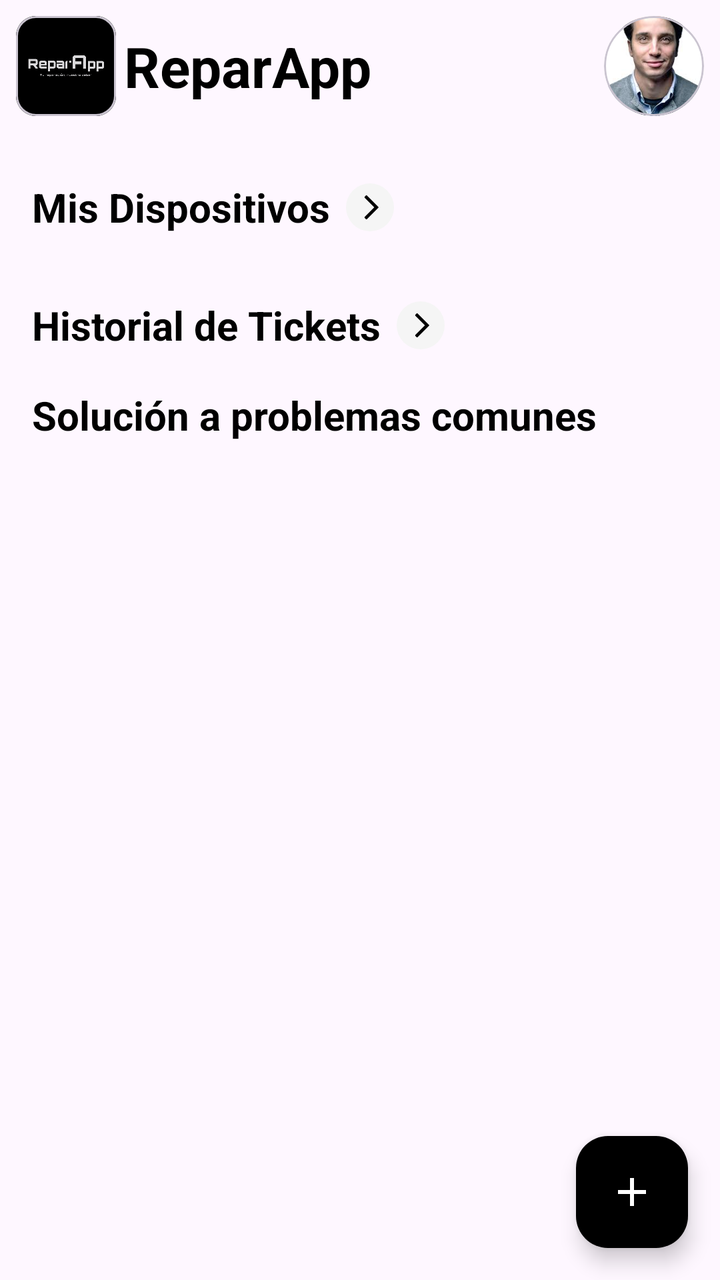
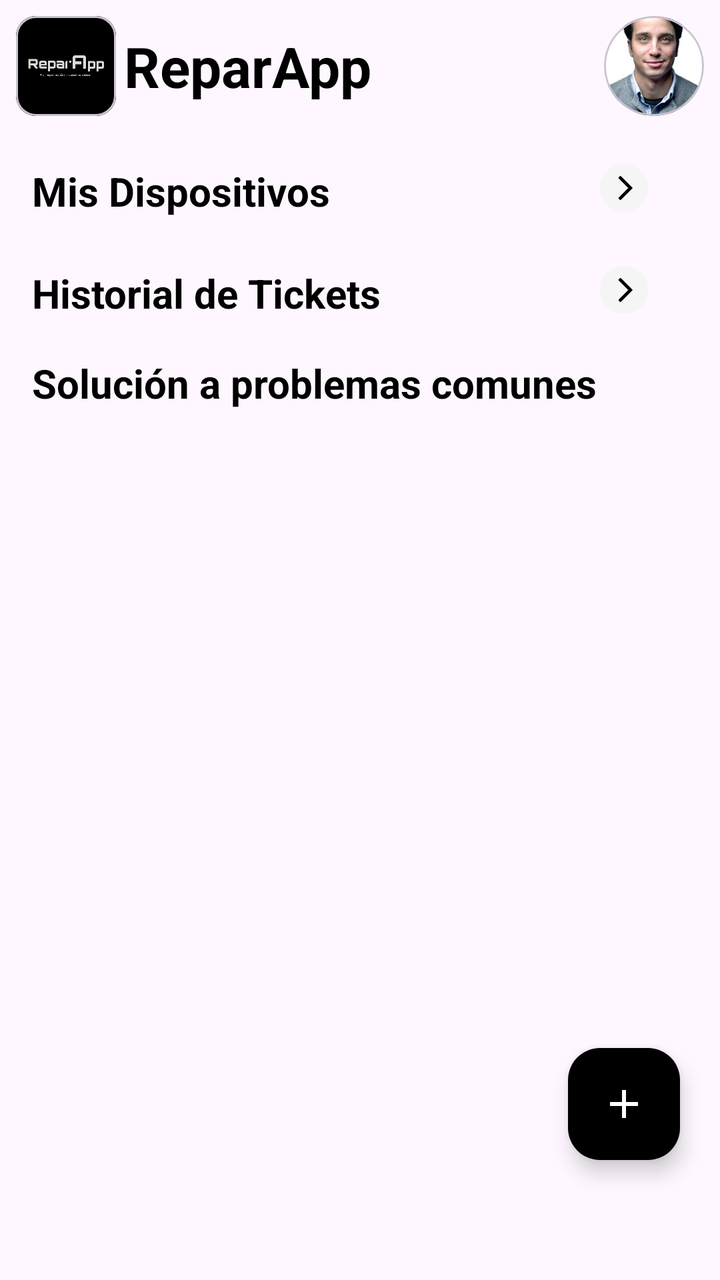

An Android layout rendered at two revisions. The XML below is the earlier revision; the diff shows what the commit changed to produce the second picture.
<!-- AndroidManifest.xml: application theme Theme.ReparApp -->
<!-- res/layout/fragment_home_user.xml -->
<?xml version="1.0" encoding="utf-8"?>
<androidx.constraintlayout.widget.ConstraintLayout xmlns:android="http://schemas.android.com/apk/res/android"
    xmlns:app="http://schemas.android.com/apk/res-auto"
    android:layout_width="match_parent"
    android:layout_height="match_parent"
    xmlns:tools="http://schemas.android.com/tools">
    <LinearLayout
        android:id="@+id/headerLayout"
        android:layout_width="0dp"
        android:layout_height="wrap_content"
        android:orientation="horizontal"
        android:padding="8dp"
        android:gravity="center_vertical"
        app:layout_constraintTop_toTopOf="parent"
        app:layout_constraintStart_toStartOf="parent"
        app:layout_constraintEnd_toEndOf="parent">

        <com.google.android.material.card.MaterialCardView
            android:layout_width="50dp"
            android:layout_height="50dp"
            app:cardCornerRadius="10dp">
            <ImageView
                android:layout_width="match_parent"
                android:layout_height="match_parent"
                android:scaleType="centerCrop"
                android:src="@drawable/ic_logo"
                android:contentDescription="@string/user_group" />
        </com.google.android.material.card.MaterialCardView>

        <TextView
            android:layout_width="wrap_content"
            android:layout_height="wrap_content"
            android:layout_marginStart="4dp"
            android:text="@string/home"
            android:textColor="@android:color/black"
            android:textSize="28sp"
            android:textStyle="bold"/>
        <View
            android:layout_width="wrap_content"
            android:layout_height="1dp"
            android:layout_weight="1"/>
        

        <com.google.android.material.card.MaterialCardView
            android:id="@+id/btn_perfil_user"
            android:layout_width="50dp"
            android:layout_height="50dp"
            app:cardCornerRadius="40dp">
            <ImageView
                android:layout_width="match_parent"
                android:layout_height="match_parent"
                android:scaleType="centerCrop"
                android:src="@drawable/person_perfil"
                android:contentDescription="@string/user_group" />
        </com.google.android.material.card.MaterialCardView>
    </LinearLayout>
    <TextView
        android:id="@+id/misDevicesTitle"
        android:layout_width="wrap_content"
        android:layout_height="wrap_content"
        android:text="Mis Dispositivos"
        android:textColor="@android:color/black"
        android:textSize="20sp"
        android:textStyle="bold"
        android:layout_marginStart="16dp"
        android:layout_marginTop="24dp"
        app:layout_constraintStart_toStartOf="parent"
        app:layout_constraintTop_toBottomOf="@id/headerLayout"/>
    <ImageView
        android:layout_width="24dp"
        android:layout_height="24dp"
        android:src="@drawable/ic_arrow_right_png"
        android:contentDescription="@string/see_all"
        android:layout_marginStart="8dp"
        app:layout_constraintTop_toTopOf="@id/misDevicesTitle"
        app:layout_constraintBottom_toBottomOf="@id/misDevicesTitle"
        app:layout_constraintStart_toEndOf="@+id/misDevicesTitle"/>
    <androidx.recyclerview.widget.RecyclerView
        android:id="@+id/recyclerHomeUserDevices"
        android:layout_width="match_parent"
        android:layout_height="wrap_content"
        android:layout_marginTop="8dp"
        app:layout_constraintTop_toBottomOf="@+id/misDevicesTitle"
        app:layout_constraintStart_toStartOf="parent"
        app:layout_constraintEnd_toEndOf="parent"
        android:paddingStart="16dp"
        android:paddingEnd="16dp"
        tools:listitem="@layout/item_device"
        tools:layoutManager="LinearLayoutManager"
        tools:orientation="horizontal"/>
    <TextView
        android:id="@+id/misTicketsTitle"
        android:layout_width="wrap_content"
        android:layout_height="wrap_content"
        android:text="Historial de Tickets"
        android:textColor="@android:color/black"
        android:textSize="20sp"
        android:textStyle="bold"
        android:layout_marginStart="16dp"
        android:layout_marginTop="24dp"
        app:layout_constraintStart_toStartOf="parent"
        app:layout_constraintTop_toBottomOf="@id/recyclerHomeUserDevices"/>
    <ImageView
        android:layout_width="24dp"
        android:layout_height="24dp"
        android:src="@drawable/ic_arrow_right_png"
        android:contentDescription="@string/see_all"
        android:layout_marginStart="8dp"
        app:layout_constraintTop_toTopOf="@id/misTicketsTitle"
        app:layout_constraintBottom_toBottomOf="@id/misTicketsTitle"
        app:layout_constraintStart_toEndOf="@+id/misTicketsTitle"/>
    
    <androidx.recyclerview.widget.RecyclerView
        android:id="@+id/recyclerHomeUserTickets"
        android:layout_width="match_parent"
        android:layout_height="wrap_content"
        android:layout_marginTop="8dp"
        app:layout_constraintTop_toBottomOf="@+id/misTicketsTitle"
        app:layout_constraintStart_toStartOf="parent"
        app:layout_constraintEnd_toEndOf="parent"
        android:paddingStart="16dp"
        android:paddingEnd="16dp"
        tools:listitem="@layout/item_ticket_card"
        tools:layoutManager="LinearLayoutManager"
        tools:orientation="horizontal"/>
    <TextView
        android:id="@+id/baseConocimientoTitle"
        android:layout_width="wrap_content"
        android:layout_height="wrap_content"
        android:text="@string/base_de_conocimiento"
        android:textColor="@android:color/black"
        android:textSize="20sp"
        android:textStyle="bold"
        android:layout_marginStart="16dp"
        android:layout_marginTop="10dp"
        app:layout_constraintTop_toBottomOf="@id/recyclerHomeUserTickets"
        app:layout_constraintStart_toStartOf="parent" />

    <androidx.recyclerview.widget.RecyclerView
        android:id="@+id/recyclerHomeUserKnowledge"
        android:layout_width="0dp"
        android:layout_height="wrap_content"
        android:layout_marginTop="8dp"
        android:paddingStart="16dp"
        android:paddingEnd="16dp"
        android:scrollbars="none"
        tools:listitem="@layout/item_knowledge_card"
        tools:layoutManager="LinearLayoutManager"
        tools:orientation="horizontal"
        app:layout_constraintTop_toBottomOf="@id/baseConocimientoTitle"
        app:layout_constraintStart_toStartOf="parent"
        app:layout_constraintEnd_toEndOf="parent"/>

    <com.google.android.material.floatingactionbutton.FloatingActionButton
        android:layout_width="wrap_content"
        android:layout_height="wrap_content"
        android:id="@+id/fabAdd"
        android:layout_margin="16dp"
        android:src="@drawable/ic_add_white"
        app:backgroundTint="@android:color/black"
        app:tint="@android:color/white"
        app:fabSize="normal"
        app:layout_constraintEnd_toEndOf="parent"
        app:layout_constraintBottom_toBottomOf="parent" />
</androidx.constraintlayout.widget.ConstraintLayout>
<!-- res/layout/item_device.xml (included above) -->
<?xml version="1.0" encoding="utf-8"?>
<androidx.cardview.widget.CardView xmlns:android="http://schemas.android.com/apk/res/android"
    xmlns:app="http://schemas.android.com/apk/res-auto"
    android:layout_width="125dp"
    android:layout_height="wrap_content"
    android:layout_marginEnd="12dp"
    app:cardCornerRadius="8dp"
    app:cardElevation="2dp"
    app:cardBackgroundColor="@color/white">

    <LinearLayout
        android:layout_width="match_parent"
        android:layout_height="match_parent"
        android:gravity="center"
        android:orientation="vertical"
        android:padding="8dp">

        <TextView
            android:id="@+id/ModeloMarcaDevice"
            android:layout_width="wrap_content"
            android:layout_height="wrap_content"
            android:text="HP Pavilion 15"
            android:textColor="@android:color/black"
            android:textSize="15sp"
            android:textStyle="bold" />

        <ImageView
            android:layout_width="48dp"
            android:layout_height="48dp"
            android:layout_marginTop="8dp"
            android:contentDescription="@string/ticket_icon"
            android:src="@drawable/tipo_dispositivo" />
        
        <TextView
            android:layout_width="wrap_content"
            android:layout_height="wrap_content"
            android:layout_marginTop="4dp"
            android:background="@drawable/bg_estado_reportado"
            android:text="Reportado"
            android:textColor="@android:color/holo_red_dark"
            android:textSize="12sp" />












    </LinearLayout>
</androidx.cardview.widget.CardView>
<!-- res/layout/item_ticket_card.xml (included above) -->
<?xml version="1.0" encoding="utf-8"?>
<androidx.cardview.widget.CardView xmlns:android="http://schemas.android.com/apk/res/android"
    xmlns:app="http://schemas.android.com/apk/res-auto"
    android:layout_width="120dp"
    android:layout_height="120dp"
    android:layout_marginEnd="12dp"
    app:cardCornerRadius="8dp"
    app:cardElevation="2dp"
    app:cardBackgroundColor="@color/white">
        <LinearLayout
            android:layout_width="match_parent"
            android:layout_height="match_parent"
            android:orientation="vertical"
            android:gravity="center"
            android:padding="8dp">

            <ImageView
                android:layout_width="48dp"
                android:layout_height="48dp"
                android:src="@drawable/ic_ticket_black"
                android:contentDescription="@string/ticket_icon" />

            <TextView
                android:layout_width="wrap_content"
                android:layout_height="wrap_content"
                android:text="Laptop"
                android:textColor="@android:color/black"
                android:textSize="16sp"
                android:textStyle="bold"
                android:layout_marginTop="8dp" />

            <TextView
                android:layout_width="wrap_content"
                android:layout_height="wrap_content"
                android:text="COD7eddasd"
                android:textColor="@android:color/darker_gray"
                android:textSize="12sp"/>
        </LinearLayout>
</androidx.cardview.widget.CardView>
<!-- res/layout/item_knowledge_card.xml (included above) -->
<?xml version="1.0" encoding="utf-8"?>
<androidx.constraintlayout.widget.ConstraintLayout xmlns:android="http://schemas.android.com/apk/res/android"
    android:layout_width="match_parent"
    android:layout_height="wrap_content"
    xmlns:app="http://schemas.android.com/apk/res-auto">

    <com.google.android.material.card.MaterialCardView
        android:layout_width="match_parent"
        android:layout_height="wrap_content"
        android:layout_marginHorizontal="8dp"
        android:layout_marginVertical="16dp"
        app:layout_constraintTop_toTopOf="parent">
       <LinearLayout
           android:layout_width="match_parent"
           android:layout_height="wrap_content"
           android:gravity="start|center"
           android:padding="10dp"
           android:orientation="vertical">

          <LinearLayout
              android:layout_width="match_parent"
              android:layout_height="50dp"
              android:orientation="horizontal">
              <TextView
                  android:id="@+id/textViewTitle"
                  android:layout_width="wrap_content"
                  android:layout_height="match_parent"
                  android:layout_weight="1"
                  android:gravity="start|center"
                  android:text="Pantalla rota de iphone 15"
                  android:textAppearance="?attr/textAppearanceHeadline6"/>

              <ImageView
                  android:id="@+id/imageViewArrow"
                  android:layout_width="50dp"
                  android:layout_height="50dp"
                  android:src="@drawable/ic_arrow_right_png"/>
          </LinearLayout>

           <TextView
               android:id="@+id/textViewDate"
               android:layout_width="wrap_content"
               android:layout_height="wrap_content"
               android:layout_marginTop="8dp"
               android:text="18 de Marzo del 2025"
               android:textSize="17sp"
               android:textAppearance="?attr/textAppearanceBody2"
               android:textColor="?android:attr/textColorSecondary" />

           <TextView
               android:id="@+id/textViewDescription"
               android:layout_width="wrap_content"
               android:layout_height="wrap_content"
               android:layout_marginTop="16dp"
               android:text="Para el cambio de pantalla de este modelo, debemos consultar con la guía específica ..."
               android:textAppearance="?attr/textAppearanceBody1" />

           <TextView
               android:id="@+id/textViewTechnician"
               android:layout_width="wrap_content"
               android:layout_height="wrap_content"
               android:layout_marginTop="16dp"
               android:text="Tec. Quezada Chorres"
               android:textSize="15sp"
               android:textAppearance="?attr/textAppearanceCaption" />
       </LinearLayout>
    </com.google.android.material.card.MaterialCardView>
</androidx.constraintlayout.widget.ConstraintLayout>
<!-- resources referenced by this layout -->
<resources>
  <color name="white">#FFFFFFFF</color>
  <!-- drawable bg_estado_reportado (drawable) -->
  <?xml version="1.0" encoding="utf-8"?>
  <shape xmlns:android="http://schemas.android.com/apk/res/android"
      android:shape="rectangle">
      <solid android:color="#E7BABE" /> 
      <corners android:radius="1dp" />
  </shape>
  <!-- drawable ic_add_white (drawable) -->
  <vector xmlns:android="http://schemas.android.com/apk/res/android"
      android:width="35dp"
      android:height="35dp"
      android:viewportWidth="35"
      android:viewportHeight="35">
    <path
        android:pathData="M16.042,18.958H7.292V16.042H16.042V7.292H18.958V16.042H27.708V18.958H18.958V27.708H16.042V18.958Z"
        android:fillColor="#FEF7FF"/>
  </vector>
  <!-- drawable ic_arrow_right_png (drawable) -->
  <vector xmlns:android="http://schemas.android.com/apk/res/android"
      android:width="20dp"
      android:height="20dp"
      android:viewportWidth="20"
      android:viewportHeight="20">
    <path
        android:pathData="M10,10m-10,0a10,10 0,1 1,20 0a10,10 0,1 1,-20 0"
        android:fillColor="#F5F5F5"/>
    <path
        android:pathData="M11.776,9.999L7.79,6.013C7.676,5.899 7.676,5.714 7.79,5.6L8.326,5.064C8.44,4.95 8.624,4.95 8.738,5.064L13.467,9.793C13.581,9.907 13.581,10.091 13.467,10.205L8.738,14.934C8.624,15.048 8.44,15.048 8.326,14.934L7.79,14.398C7.676,14.284 7.676,14.099 7.79,13.985L11.776,9.999Z"
        android:fillColor="#000000"/>
  </vector>
  <!-- drawable ic_logo: png bitmap (drawable, 14628 bytes) -->
  <!-- drawable ic_ticket_black: vector/xml drawable (drawable, 2171 chars, omitted) -->
  <!-- drawable person_perfil: png bitmap (drawable, 66866 bytes) -->
  <!-- drawable tipo_dispositivo (drawable) -->
  <vector xmlns:android="http://schemas.android.com/apk/res/android"
      android:width="30dp"
      android:height="28dp"
      android:viewportWidth="30"
      android:viewportHeight="28">
    <path
        android:pathData="M6.25,20.25H5C4.337,20.25 3.701,19.987 3.232,19.518C2.763,19.049 2.5,18.413 2.5,17.75V5.25C2.5,4.587 2.763,3.951 3.232,3.482C3.701,3.013 4.337,2.75 5,2.75H25C25.663,2.75 26.299,3.013 26.768,3.482C27.237,3.951 27.5,4.587 27.5,5.25V17.75C27.5,18.413 27.237,19.049 26.768,19.518C26.299,19.987 25.663,20.25 25,20.25H23.75M15,17.75L21.25,25.25H8.75L15,17.75Z"
        android:strokeLineJoin="round"
        android:strokeWidth="4"
        android:fillColor="#00000000"
        android:strokeColor="#424242"
        android:strokeLineCap="round"/>
  </vector>
  <string name="base_de_conocimiento">Solución a problemas comunes</string>
  <string name="home">ReparApp</string>
  <string name="see_all">See all</string>
  <string name="ticket_icon">Ticket Icon</string>
  <string name="user_group">User Group</string>
  <style name="Theme.ReparApp" parent="Base.Theme.ReparApp" />
  <style name="Base.Theme.ReparApp" parent="Theme.Material3.DayNight.NoActionBar">
          
          
      </style>
</resources>

<!-- the commit's change to res/layout/fragment_home_user.xml (unified diff, before → after) -->
@@ -4,6 +4,8 @@
     android:layout_width="match_parent"
     android:layout_height="match_parent"
     xmlns:tools="http://schemas.android.com/tools">
+
+
     <LinearLayout
         android:id="@+id/headerLayout"
         android:layout_width="0dp"
@@ -14,7 +16,7 @@
         app:layout_constraintTop_toTopOf="parent"
         app:layout_constraintStart_toStartOf="parent"
         app:layout_constraintEnd_toEndOf="parent">
-
+        
         <com.google.android.material.card.MaterialCardView
             android:layout_width="50dp"
             android:layout_height="50dp"
@@ -54,114 +56,151 @@
                 android:contentDescription="@string/user_group" />
         </com.google.android.material.card.MaterialCardView>
     </LinearLayout>
-    <TextView
-        android:id="@+id/misDevicesTitle"
-        android:layout_width="wrap_content"
-        android:layout_height="wrap_content"
-        android:text="Mis Dispositivos"
-        android:textColor="@android:color/black"
-        android:textSize="20sp"
-        android:textStyle="bold"
-        android:layout_marginStart="16dp"
-        android:layout_marginTop="24dp"
-        app:layout_constraintStart_toStartOf="parent"
-        app:layout_constraintTop_toBottomOf="@id/headerLayout"/>
-    <ImageView
-        android:layout_width="24dp"
-        android:layout_height="24dp"
-        android:src="@drawable/ic_arrow_right_png"
-        android:contentDescription="@string/see_all"
-        android:layout_marginStart="8dp"
-        app:layout_constraintTop_toTopOf="@id/misDevicesTitle"
-        app:layout_constraintBottom_toBottomOf="@id/misDevicesTitle"
-        app:layout_constraintStart_toEndOf="@+id/misDevicesTitle"/>
-    <androidx.recyclerview.widget.RecyclerView
-        android:id="@+id/recyclerHomeUserDevices"
+
+    <ScrollView
         android:layout_width="match_parent"
         android:layout_height="wrap_content"
-        android:layout_marginTop="8dp"
-        app:layout_constraintTop_toBottomOf="@+id/misDevicesTitle"
         app:layout_constraintStart_toStartOf="parent"
         app:layout_constraintEnd_toEndOf="parent"
-        android:paddingStart="16dp"
-        android:paddingEnd="16dp"
-        tools:listitem="@layout/item_device"
-        tools:layoutManager="LinearLayoutManager"
-        tools:orientation="horizontal"/>
-    <TextView
-        android:id="@+id/misTicketsTitle"
-        android:layout_width="wrap_content"
-        android:layout_height="wrap_content"
-        android:text="Historial de Tickets"
-        android:textColor="@android:color/black"
-        android:textSize="20sp"
-        android:textStyle="bold"
-        android:layout_marginStart="16dp"
-        android:layout_marginTop="24dp"
-        app:layout_constraintStart_toStartOf="parent"
-        app:layout_constraintTop_toBottomOf="@id/recyclerHomeUserDevices"/>
-    <ImageView
-        android:layout_width="24dp"
-        android:layout_height="24dp"
-        android:src="@drawable/ic_arrow_right_png"
-        android:contentDescription="@string/see_all"
-        android:layout_marginStart="8dp"
-        app:layout_constraintTop_toTopOf="@id/misTicketsTitle"
-        app:layout_constraintBottom_toBottomOf="@id/misTicketsTitle"
-        app:layout_constraintStart_toEndOf="@+id/misTicketsTitle"/>
-    
-    <androidx.recyclerview.widget.RecyclerView
-        android:id="@+id/recyclerHomeUserTickets"
-        android:layout_width="match_parent"
-        android:layout_height="wrap_content"
-        android:layout_marginTop="8dp"
-        app:layout_constraintTop_toBottomOf="@+id/misTicketsTitle"
-        app:layout_constraintStart_toStartOf="parent"
-        app:layout_constraintEnd_toEndOf="parent"
-        android:paddingStart="16dp"
-        android:paddingEnd="16dp"
-        tools:listitem="@layout/item_ticket_card"
-        tools:layoutManager="LinearLayoutManager"
-        tools:orientation="horizontal"/>
-    <TextView
-        android:id="@+id/baseConocimientoTitle"
-        android:layout_width="wrap_content"
-        android:layout_height="wrap_content"
-        android:text="@string/base_de_conocimiento"
-        android:textColor="@android:color/black"
-        android:textSize="20sp"
-        android:textStyle="bold"
-        android:layout_marginStart="16dp"
-        android:layout_marginTop="10dp"
-        app:layout_constraintTop_toBottomOf="@id/recyclerHomeUserTickets"
-        app:layout_constraintStart_toStartOf="parent" />
-
-    <androidx.recyclerview.widget.RecyclerView
-        android:id="@+id/recyclerHomeUserKnowledge"
-        android:layout_width="0dp"
-        android:layout_height="wrap_content"
-        android:layout_marginTop="8dp"
-        android:paddingStart="16dp"
-        android:paddingEnd="16dp"
-        android:scrollbars="none"
-        tools:listitem="@layout/item_knowledge_card"
-        tools:layoutManager="LinearLayoutManager"
-        tools:orientation="horizontal"
-        app:layout_constraintTop_toBottomOf="@id/baseConocimientoTitle"
-        app:layout_constraintStart_toStartOf="parent"
-        app:layout_constraintEnd_toEndOf="parent"/>
+        app:layout_constraintTop_toBottomOf="@id/headerLayout"
+        >
+        <LinearLayout
+            android:layout_width="match_parent"
+            android:layout_height="wrap_content"
+            app:layout_constraintTop_toBottomOf="@id/headerLayout"
+            app:layout_constraintStart_toStartOf="parent"
+            android:orientation="vertical"
+            >
+            <androidx.constraintlayout.widget.ConstraintLayout
+                android:layout_width="match_parent"
+                android:layout_height="wrap_content"
+                android:layout_marginTop="16dp"
+                android:layout_marginHorizontal="16dp"
+                >
+                <TextView
+                    android:id="@+id/misDevicesTitle"
+                    android:layout_width="wrap_content"
+                    android:layout_height="wrap_content"
+                    android:text="Mis Dispositivos"
+                    android:textColor="@android:color/black"
+                    android:textSize="20sp"
+                    android:textStyle="bold"
+                    app:layout_constraintStart_toStartOf="parent"
+                    app:layout_constraintTop_toTopOf="parent"
+                    />
+                <ImageView
+                    android:layout_width="24dp"
+                    android:layout_height="24dp"
+                    android:src="@drawable/ic_arrow_right_png"
+                    android:contentDescription="@string/see_all"
+                    android:layout_marginEnd="20dp"
+                    app:layout_constraintEnd_toEndOf="parent"
+                    app:layout_constraintTop_toTopOf="parent"
+                    />
+            </androidx.constraintlayout.widget.ConstraintLayout>
+
+            <androidx.recyclerview.widget.RecyclerView
+                android:id="@+id/recyclerHomeUserDevices"
+                android:layout_width="match_parent"
+                android:layout_height="wrap_content"
+                android:layout_marginTop="8dp"
+                app:layout_constraintTop_toBottomOf="@+id/misDevicesTitle"
+                app:layout_constraintStart_toStartOf="parent"
+                app:layout_constraintEnd_toEndOf="parent"
+                android:paddingStart="16dp"
+                android:paddingEnd="16dp"
+                tools:listitem="@layout/item_device"
+                tools:layoutManager="LinearLayoutManager"
+                tools:orientation="horizontal"/>
+
+            <androidx.constraintlayout.widget.ConstraintLayout
+                android:layout_width="match_parent"
+                android:layout_height="wrap_content"
+                android:layout_marginTop="16dp"
+                android:layout_marginHorizontal="16dp"
+                >
+                <TextView
+                    android:id="@+id/misTicketsTitle"
+                    android:layout_width="wrap_content"
+                    android:layout_height="wrap_content"
+                    android:text="Historial de Tickets"
+                    android:textColor="@android:color/black"
+                    android:textSize="20sp"
+                    android:textStyle="bold"
+                    app:layout_constraintStart_toStartOf="parent"
+                    app:layout_constraintTop_toTopOf="parent"
+                    />
+                <ImageView
+                    android:layout_width="24dp"
+                    android:layout_height="24dp"
+                    android:src="@drawable/ic_arrow_right_png"
+                    android:contentDescription="@string/see_all"
+                    android:layout_marginStart="8dp"
+                    app:layout_constraintEnd_toEndOf="parent"
+                    app:layout_constraintTop_toTopOf="parent"
+                    android:layout_marginEnd="20dp"
+                    />
+            </androidx.constraintlayout.widget.ConstraintLayout>
+
+            <androidx.recyclerview.widget.RecyclerView
+                android:id="@+id/recyclerHomeUserTickets"
+                android:layout_width="match_parent"
+                android:layout_height="wrap_content"
+                android:layout_marginTop="8dp"
+                app:layout_constraintTop_toBottomOf="@+id/misTicketsTitle"
+                app:layout_constraintStart_toStartOf="parent"
+                app:layout_constraintEnd_toEndOf="parent"
+                android:paddingStart="16dp"
+                android:paddingEnd="16dp"
+                tools:listitem="@layout/item_ticket_card"
+                tools:layoutManager="LinearLayoutManager"
+                tools:orientation="horizontal"/>
+
+            <TextView
+                android:id="@+id/baseConocimientoTitle"
+                android:layout_width="wrap_content"
+                android:layout_height="wrap_content"
+                android:text="@string/base_de_conocimiento"
+                android:textColor="@android:color/black"
+                android:textSize="20sp"
+                android:textStyle="bold"
+                android:layout_marginStart="16dp"
+                android:layout_marginTop="10dp"
+                />
+
+            <androidx.recyclerview.widget.RecyclerView
+                android:id="@+id/recyclerHomeUserKnowledge"
+                android:layout_width="match_parent"
+                android:layout_height="wrap_content"
+                android:layout_marginTop="8dp"
+                android:paddingStart="16dp"
+                android:paddingEnd="16dp"
+                android:scrollbars="none"
+                tools:listitem="@layout/item_knowledge_card"
+                tools:layoutManager="LinearLayoutManager"
+                tools:orientation="horizontal"
+                />
+
+
+        </LinearLayout>
+    </ScrollView>
+
+
 
     <com.google.android.material.floatingactionbutton.FloatingActionButton
         android:layout_width="wrap_content"
         android:layout_height="wrap_content"
         android:id="@+id/fabAdd"
-        android:layout_margin="16dp"
         android:src="@drawable/ic_add_white"
         app:backgroundTint="@android:color/black"
         app:tint="@android:color/white"
         app:fabSize="normal"
         app:layout_constraintEnd_toEndOf="parent"
-        app:layout_constraintBottom_toBottomOf="parent" />
+        app:layout_constraintBottom_toBottomOf="parent"
+        android:layout_marginBottom="60dp"
+        android:layout_marginEnd="20dp"
+        android:contentDescription="fabadd"
+        />
 </androidx.constraintlayout.widget.ConstraintLayout>
 <!-- res/layout/item_device.xml (included above) -->
 <?xml version="1.0" encoding="utf-8"?>
